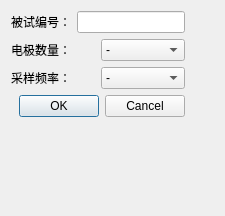
Old version of the form app/acquisition/frontend/ui/setinfo.ui in the repository B777B2056/eegneo.
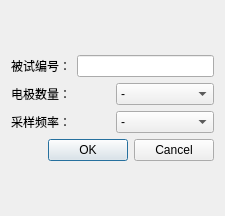
New version of the form.

What changed in the file:
```diff
--- a/app/acquisition/frontend/ui/setinfo.ui
+++ b/app/acquisition/frontend/ui/setinfo.ui
@@ -13,7 +13,7 @@
   <property name="windowTitle">
    <string>实验信息</string>
   </property>
-  <layout class="QFormLayout" name="formLayout">
+  <layout class="QGridLayout" name="gridLayout_2">
    <item row="0" column="0">
     <layout class="QGridLayout" name="gridLayout">
      <item row="0" column="0">
```
